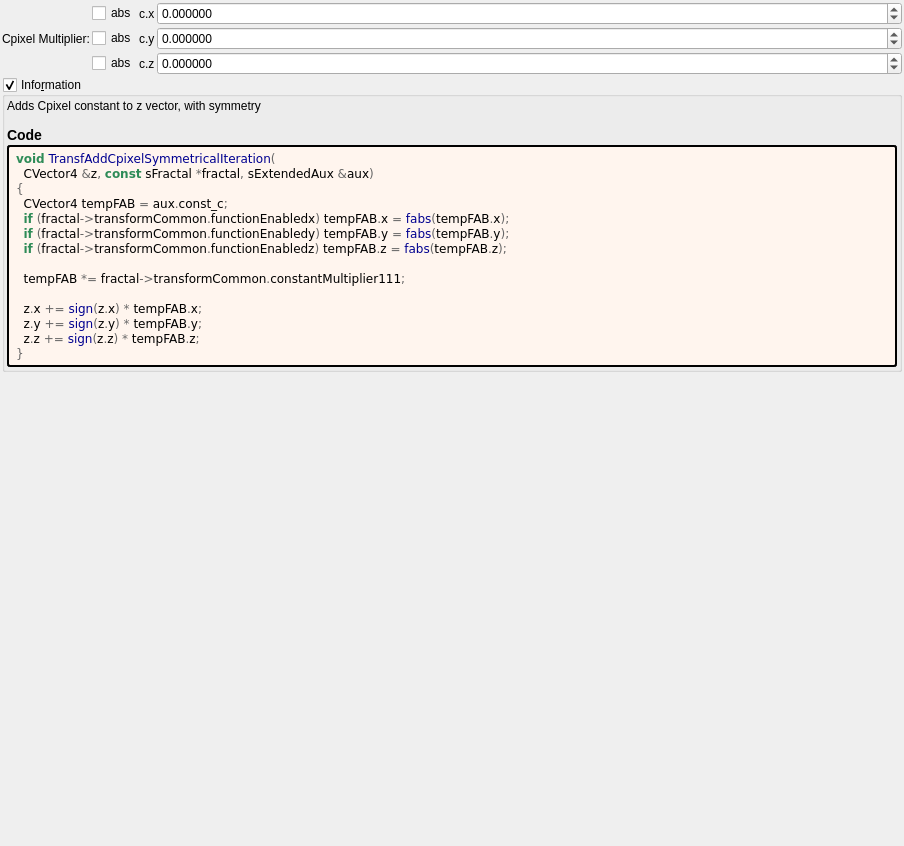
irinox-ctrl/mandelbulber2, file mandelbulber2/formula/ui/transf_add_cpixel_symmetrical.ui: the form before one commit.
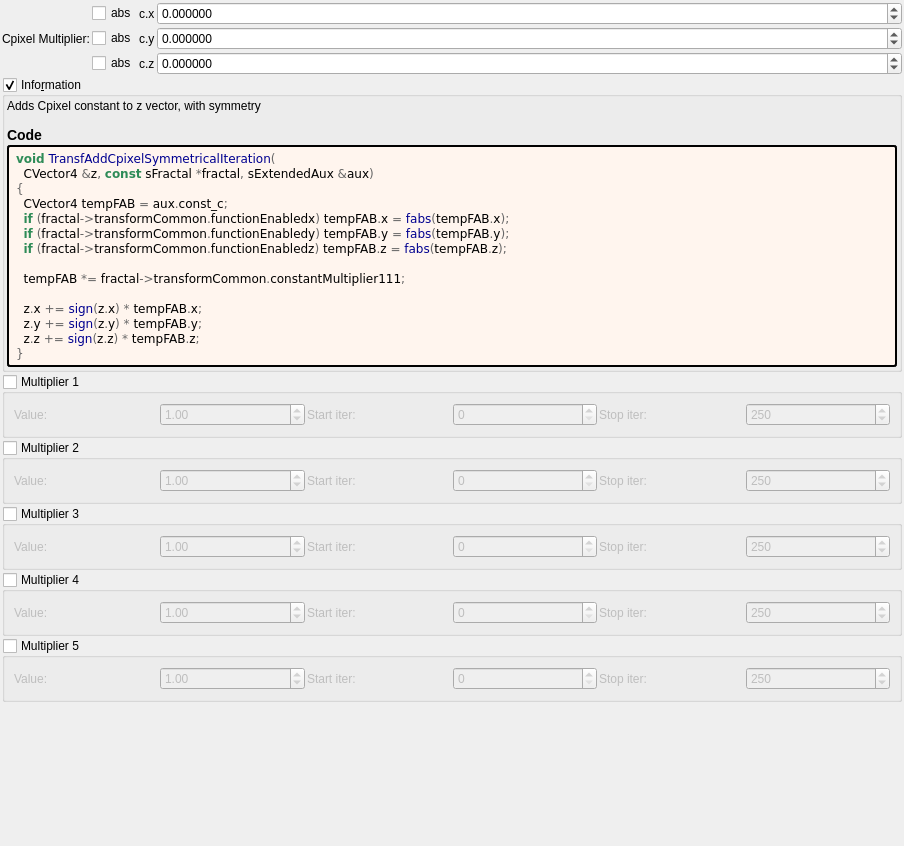
The form after the commit. Custom widgets are drawn as their Qt base class.

Commit message:
feat: add 5 general-purpose multipliers to all 1007 fractal formulas
Each multiplier has:
- Checkbox (OFF by default)
- Value spinbox (default 1.0, range -100 to 100)
- Iteration start/stop range

Logic: z *= value; DE *= |value|;

Uses existing transformCommon parameters:
- Checkboxes: functionEnabledBx/By/Bz/Bw/CzFalse
- Values: scale4/5/6/8/16
- Ranges: startIterationsB-F/stopIterationsB-F

Modified 1007 .cpp (CPU), 1006 .cl (GPU), 1023 .ui files.
Both source (formula/) and deploy (deploy/share/) copies updated.

The edit to the form file:
```diff
--- a/mandelbulber2/formula/ui/transf_add_cpixel_symmetrical.ui
+++ b/mandelbulber2/formula/ui/transf_add_cpixel_symmetrical.ui
@@ -252,6 +252,192 @@
      </layout>
     </widget>
    </item>
+   <item>
+    <widget class="MyGroupBox" name="groupCheck_transf_function_enabledBx_false">
+     <property name="title"><string>Multiplier 1</string></property>
+     <property name="checkable"><bool>true</bool></property>
+     <property name="checked"><bool>false</bool></property>
+     <layout class="QGridLayout" name="gridLayout_mult1">
+      <property name="spacing"><number>2</number></property>
+      <item row="0" column="0">
+       <widget class="QLabel"><property name="text"><string>Value:</string></property></widget>
+      </item>
+      <item row="0" column="1">
+       <widget class="MyDoubleSpinBox" name="spinbox_transf_scale_4">
+        <property name="minimum"><double>-100.0</double></property><property name="maximum"><double>100.0</double></property>
+        <property name="singleStep"><double>0.01</double></property><property name="value"><double>1.0</double></property>
+       </widget>
+      </item>
+      <item row="0" column="2">
+       <widget class="QLabel"><property name="text"><string>Start iter:</string></property></widget>
+      </item>
+      <item row="0" column="3">
+       <widget class="MySpinBox" name="spinboxInt_transf_start_iterations_B">
+        <property name="minimum"><number>0</number></property><property name="maximum"><number>10000</number></property>
+        <property name="value"><number>0</number></property>
+       </widget>
+      </item>
+      <item row="0" column="4">
+       <widget class="QLabel"><property name="text"><string>Stop iter:</string></property></widget>
+      </item>
+      <item row="0" column="5">
+       <widget class="MySpinBox" name="spinboxInt_transf_stop_iterations_B">
+        <property name="minimum"><number>0</number></property><property name="maximum"><number>10000</number></property>
+        <property name="value"><number>250</number></property>
+       </widget>
+      </item>
+     </layout>
+    </widget>
+   </item>
+   <item>
+    <widget class="MyGroupBox" name="groupCheck_transf_function_enabledBy_false">
+     <property name="title"><string>Multiplier 2</string></property>
+     <property name="checkable"><bool>true</bool></property>
+     <property name="checked"><bool>false</bool></property>
+     <layout class="QGridLayout" name="gridLayout_mult2">
+      <property name="spacing"><number>2</number></property>
+      <item row="0" column="0">
+       <widget class="QLabel"><property name="text"><string>Value:</string></property></widget>
+      </item>
+      <item row="0" column="1">
+       <widget class="MyDoubleSpinBox" name="spinbox_transf_scale_5">
+        <property name="minimum"><double>-100.0</double></property><property name="maximum"><double>100.0</double></property>
+        <property name="singleStep"><double>0.01</double></property><property name="value"><double>1.0</double></property>
+       </widget>
+      </item>
+      <item row="0" column="2">
+       <widget class="QLabel"><property name="text"><string>Start iter:</string></property></widget>
+      </item>
+      <item row="0" column="3">
+       <widget class="MySpinBox" name="spinboxInt_transf_start_iterations_C">
+        <property name="minimum"><number>0</number></property><property name="maximum"><number>10000</number></property>
+        <property name="value"><number>0</number></property>
+       </widget>
+      </item>
+      <item row="0" column="4">
+       <widget class="QLabel"><property name="text"><string>Stop iter:</string></property></widget>
+      </item>
+      <item row="0" column="5">
+       <widget class="MySpinBox" name="spinboxInt_transf_stop_iterations_C">
+        <property name="minimum"><number>0</number></property><property name="maximum"><number>10000</number></property>
+        <property name="value"><number>250</number></property>
+       </widget>
+      </item>
+     </layout>
+    </widget>
+   </item>
+   <item>
+    <widget class="MyGroupBox" name="groupCheck_transf_function_enabledBz_false">
+     <property name="title"><string>Multiplier 3</string></property>
+     <property name="checkable"><bool>true</bool></property>
+     <property name="checked"><bool>false</bool></property>
+     <layout class="QGridLayout" name="gridLayout_mult3">
+      <property name="spacing"><number>2</number></property>
+      <item row="0" column="0">
+       <widget class="QLabel"><property name="text"><string>Value:</string></property></widget>
+      </item>
+      <item row="0" column="1">
+       <widget class="MyDoubleSpinBox" name="spinbox_transf_scale_6">
+        <property name="minimum"><double>-100.0</double></property><property name="maximum"><double>100.0</double></property>
+        <property name="singleStep"><double>0.01</double></property><property name="value"><double>1.0</double></property>
+       </widget>
+      </item>
+      <item row="0" column="2">
+       <widget class="QLabel"><property name="text"><string>Start iter:</string></property></widget>
+      </item>
+      <item row="0" column="3">
+       <widget class="MySpinBox" name="spinboxInt_transf_start_iterations_D">
+        <property name="minimum"><number>0</number></property><property name="maximum"><number>10000</number></property>
+        <property name="value"><number>0</number></property>
+       </widget>
+      </item>
+      <item row="0" column="4">
+       <widget class="QLabel"><property name="text"><string>Stop iter:</string></property></widget>
+      </item>
+      <item row="0" column="5">
+       <widget class="MySpinBox" name="spinboxInt_transf_stop_iterations_D">
+        <property name="minimum"><number>0</number></property><property name="maximum"><number>10000</number></property>
+        <property name="value"><number>250</number></property>
+       </widget>
+      </item>
+     </layout>
+    </widget>
+   </item>
+   <item>
+    <widget class="MyGroupBox" name="groupCheck_transf_function_enabledBw_false">
+     <property name="title"><string>Multiplier 4</string></property>
+     <property name="checkable"><bool>true</bool></property>
+     <property name="checked"><bool>false</bool></property>
+     <layout class="QGridLayout" name="gridLayout_mult4">
+      <property name="spacing"><number>2</number></property>
+      <item row="0" column="0">
+       <widget class="QLabel"><property name="text"><string>Value:</string></property></widget>
+      </item>
+      <item row="0" column="1">
+       <widget class="MyDoubleSpinBox" name="spinbox_transf_scale_8">
+        <property name="minimum"><double>-100.0</double></property><property name="maximum"><double>100.0</double></property>
+        <property name="singleStep"><double>0.01</double></property><property name="value"><double>1.0</double></property>
+       </widget>
+      </item>
+      <item row="0" column="2">
+       <widget class="QLabel"><property name="text"><string>Start iter:</string></property></widget>
+      </item>
+      <item row="0" column="3">
+       <widget class="MySpinBox" name="spinboxInt_transf_start_iterations_E">
+        <property name="minimum"><number>0</number></property><property name="maximum"><number>10000</number></property>
+        <property name="value"><number>0</number></property>
+       </widget>
+      </item>
+      <item row="0" column="4">
+       <widget class="QLabel"><property name="text"><string>Stop iter:</string></property></widget>
+      </item>
+      <item row="0" column="5">
+       <widget class="MySpinBox" name="spinboxInt_transf_stop_iterations_E">
+        <property name="minimum"><number>0</number></property><property name="maximum"><number>10000</number></property>
+        <property name="value"><number>250</number></property>
+       </widget>
+      </item>
+     </layout>
+    </widget>
+   </item>
+   <item>
+    <widget class="MyGroupBox" name="groupCheck_transf_function_enabledCz_false">
+     <property name="title"><string>Multiplier 5</string></property>
+     <property name="checkable"><bool>true</bool></property>
+     <property name="checked"><bool>false</bool></property>
+     <layout class="QGridLayout" name="gridLayout_mult5">
+      <property name="spacing"><number>2</number></property>
+      <item row="0" column="0">
+       <widget class="QLabel"><property name="text"><string>Value:</string></property></widget>
+      </item>
+      <item row="0" column="1">
+       <widget class="MyDoubleSpinBox" name="spinbox_transf_scale_16">
+        <property name="minimum"><double>-100.0</double></property><property name="maximum"><double>100.0</double></property>
+        <property name="singleStep"><double>0.01</double></property><property name="value"><double>1.0</double></property>
+       </widget>
+      </item>
+      <item row="0" column="2">
+       <widget class="QLabel"><property name="text"><string>Start iter:</string></property></widget>
+      </item>
+      <item row="0" column="3">
+       <widget class="MySpinBox" name="spinboxInt_transf_start_iterations_F">
+        <property name="minimum"><number>0</number></property><property name="maximum"><number>10000</number></property>
+        <property name="value"><number>0</number></property>
+       </widget>
+      </item>
+      <item row="0" column="4">
+       <widget class="QLabel"><property name="text"><string>Stop iter:</string></property></widget>
+      </item>
+      <item row="0" column="5">
+       <widget class="MySpinBox" name="spinboxInt_transf_stop_iterations_F">
+        <property name="minimum"><number>0</number></property><property name="maximum"><number>10000</number></property>
+        <property name="value"><number>250</number></property>
+       </widget>
+      </item>
+     </layout>
+    </widget>
+   </item>
+
    <item>
     <spacer name="verticalSpacer">
      <property name="orientation">
@@ -284,6 +470,11 @@
    <extends>QCheckBox</extends>
    <header>my_check_box.h</header>
   </customwidget>
+   <customwidget>
+   <class>MySpinBox</class>
+   <extends>QSpinBox</extends>
+   <header>my_spin_box.h</header>
+  </customwidget>
  </customwidgets>
  <tabstops>
   <tabstop>checkBox_transf_function_enabledx</tabstop>
```
The commit also changes 3972 other files.
